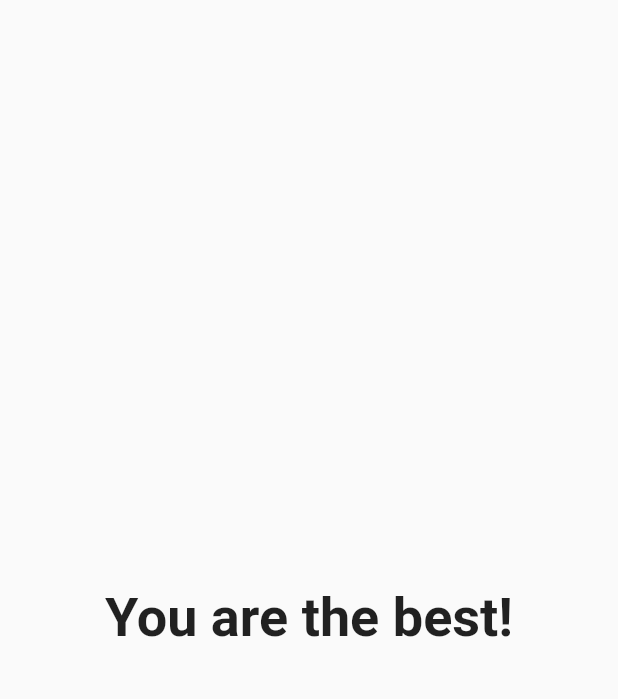
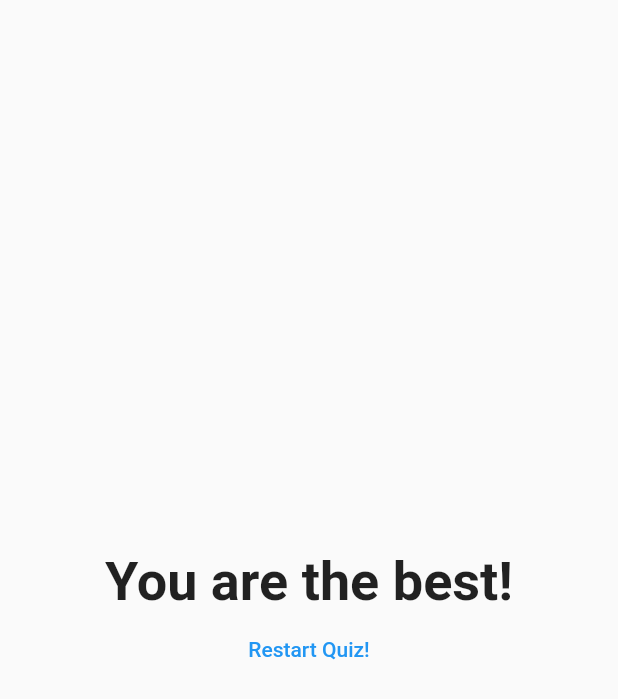
Before and after one commit to HuskyParty/flutter-quiz-app, a Flutter app: the Result widget shown alone on an empty page, opened directly with empty values, on a phone screen of 412 x 824 dp. Shown: the top 699 px of the screen. Run offline on Flutter 3.47's test engine with Material 2 defaults, Android fonts, the phone set to English and light mode, and no system bars.

Commit message:
added reset button and some styling

```diff
--- a/lib/answer.dart
+++ b/lib/answer.dart
@@ -8,6 +8,8 @@ class Answer extends StatelessWidget {
   @override
   Widget build(BuildContext context) {
     return Container(
+      width: 200.00,
+      margin: EdgeInsets.only(top: 5.00),
       child: RaisedButton(
         color: Colors.blue,
         textColor: Colors.white,
--- a/lib/main.dart
+++ b/lib/main.dart
@@ -21,35 +21,45 @@ class MyApp extends StatefulWidget {
 
 class _MyAppState extends State<MyApp> {
   var _questionIndex = 0;
+  var _totalScore = 0;
+
+  void _resetQuiz() {
+    setState(() {
+      _questionIndex = 0;
+      _totalScore = 0;
+    });
+  }
 
   final _questions = const [
     {
       'questionText': 'What\'s your favorite color?',
       'answers': [
-        {'text': 'red', 'score': 10},
-        {'text': 'white', 'score': 8},
-        {'text': 'blue', 'score': 5},
+        {'text': 'red', 'score': 1},
+        {'text': 'white', 'score': 1},
+        {'text': 'blue', 'score': 1},
       ]
     },
     {
       'questionText': 'What\'s your favorite animal',
       'answers': [
         {'text': 'dog', 'score': 10},
-        {'text': 'bird', 'score': 8},
-        {'text': 'cat', 'score': 5},
+        {'text': 'bird', 'score': 2},
+        {'text': 'cat', 'score': 1},
       ]
     },
     {
       'questionText': 'Who is the cutest baby?',
       'answers': [
-        {'text': 'Kenny', 'score': 10},
-        {'text': 'Ben', 'score': 10},
-        {'text': 'Ken', 'score': 10},
+        {'text': 'Kenny', 'score': 5},
+        {'text': 'Ben', 'score': 5},
+        {'text': 'Ken', 'score': 5},
       ]
     },
   ];
 
-  void _answerQuestion() {
+  void _answerQuestion(int score) {
+    _totalScore += score;
+
     setState(() {
       _questionIndex = _questionIndex + 1;
     });
@@ -70,7 +80,7 @@ class _MyAppState extends State<MyApp> {
                 questionIndex: _questionIndex,
                 questions: _questions,
               )
-            : Result(),
+            : Result(_totalScore, _resetQuiz),
       ),
     );
   }
--- a/lib/quiz.dart
+++ b/lib/quiz.dart
@@ -17,8 +17,9 @@ class Quiz extends StatelessWidget {
     return Column(
       children: [
         Question(questions[questionIndex]['questionText']),
-        ...(questions[questionIndex]['answers'] as List<String>).map((answer) {
-          return Answer(answerQuestion, answer);
+        ...(questions[questionIndex]['answers'] as List<Map<String, Object>>)
+            .map((answer) {
+          return Answer(() => answerQuestion(answer['score']), answer['text']);
         }).toList()
       ],
     );
--- a/lib/result.dart
+++ b/lib/result.dart
@@ -2,7 +2,9 @@ import 'package:flutter/material.dart';
 
 class Result extends StatelessWidget {
   final int resultScore;
-  Result(this.resultScore);
+  final Function resethandler;
+
+  Result(this.resultScore, this.resethandler);
 
   String get resultPhrase {
     var resultText = 'You did it!';
@@ -21,10 +23,21 @@ class Result extends StatelessWidget {
   @override
   Widget build(BuildContext context) {
     return Center(
-        child: Text(
-      resultPhrase,
-      style: TextStyle(fontSize: 36, fontWeight: FontWeight.bold),
-      textAlign: TextAlign.center,
+        child: Column(
+      mainAxisAlignment: MainAxisAlignment.center,
+      crossAxisAlignment: CrossAxisAlignment.center,
+      children: [
+        Text(
+          resultPhrase,
+          style: TextStyle(fontSize: 36, fontWeight: FontWeight.bold),
+          textAlign: TextAlign.center,
+        ),
+        FlatButton(
+          child: Text('Restart Quiz!'),
+          onPressed: resethandler,
+          textColor: Colors.blue,
+        )
+      ],
     ));
   }
 }
```
